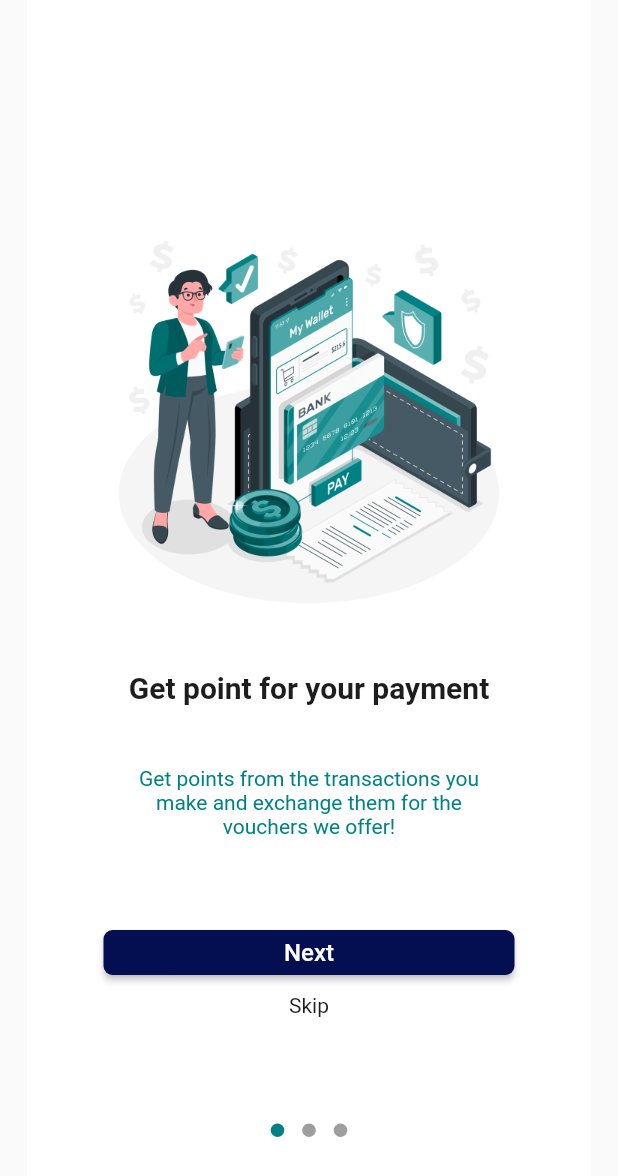
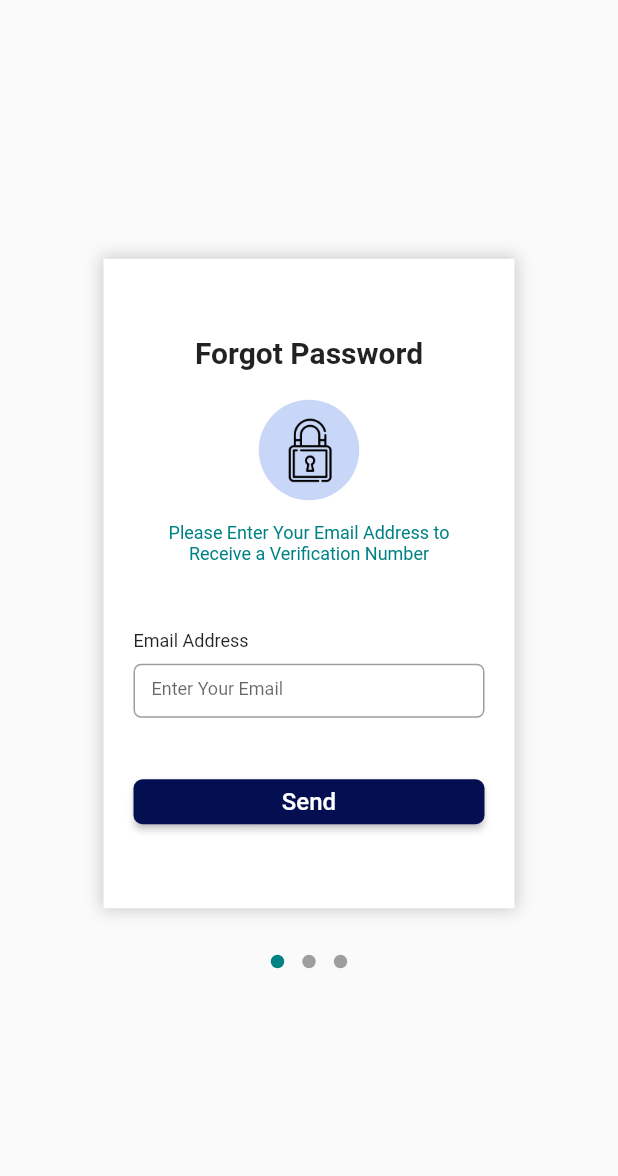
Before and after one commit to Kelompok-14-Loyalty-Point-Agent/Flutter, a Flutter app: the screen it shows after launch, on a phone screen of 412 x 824 dp. Shown: the top 1176 px of the screen. Run offline on Flutter 3.47's test engine with Material 2 defaults, Android fonts, the phone set to English and light mode, and no system bars; drawn by our look-alikes of dots_indicator; our stand-ins replace flutter_otp_text_field; Roboto replaces fonts that are missing (PT Sans, expletus_sans).

Commit message:
belum implementasi global widget

```diff
--- a/lib/main.dart
+++ b/lib/main.dart
@@ -1,3 +1,4 @@
+import 'package:capstone_14/ui/forgot_password/forgot_password_screen.dart';
 import 'package:capstone_14/ui/splash_screen/splash_screen_1.dart';
 import 'package:capstone_14/ui/splash_screen/splash_screen_2.dart';
 import 'package:capstone_14/ui/splash_screen/splash_screen_3.dart';
@@ -14,7 +15,7 @@ class MyApp extends StatelessWidget {
   Widget build(BuildContext context) {
     return MaterialApp(
       debugShowCheckedModeBanner: false,
-      home: const SplashScreen1(),
+      home: const ForgotPasswordscreen(),
       onGenerateRoute: (settings) {
         switch (settings.name) {
           case SplashScreen1.routeName:
--- /dev/null
+++ b/lib/ui/forgot_password/forgot_password_screen.dart
@@ -0,0 +1,136 @@
+import 'package:capstone_14/ui/forgot_password/verify_email_screen.dart';
+import 'package:dots_indicator/dots_indicator.dart';
+import 'package:flutter/material.dart';
+
+import '../../widgets/button_custome_widget.dart';
+
+class ForgotPasswordscreen extends StatefulWidget {
+  const ForgotPasswordscreen({super.key});
+
+  @override
+  State<ForgotPasswordscreen> createState() => _ForgotPasswordscreenState();
+}
+
+class _ForgotPasswordscreenState extends State<ForgotPasswordscreen> {
+  @override
+  Widget build(BuildContext context) {
+    return Scaffold(
+      body: SizedBox(
+        width: MediaQuery.of(context).size.width,
+        height: MediaQuery.of(context).size.height,
+        child: Column(
+          mainAxisAlignment: MainAxisAlignment.center,
+          children: [
+            Container(
+              height: 433,
+              width: 274,
+              decoration: BoxDecoration(color: Colors.white, boxShadow: [
+                BoxShadow(
+                  color: Colors.grey.withOpacity(0.5),
+                  spreadRadius: 2,
+                  blurRadius: 8,
+                ),
+              ]),
+              child: Column(
+                children: [
+                  const Padding(
+                    padding: EdgeInsets.only(top: 51),
+                    child: Text(
+                      'Forgot Password',
+                      style: TextStyle(
+                          fontSize: 20,
+                          fontWeight: FontWeight.w700,
+                          fontFamily: 'expletus_sans'),
+                    ),
+                  ),
+                  const SizedBox(height: 20),
+                  const CircleAvatar(
+                    radius: 33.5,
+                    backgroundColor: Color(0xffC8D6F7),
+                    child: Image(
+                      width: 44,
+                      height: 44,
+                      image: AssetImage('assets/images/forgot-password.png'),
+                      fit: BoxFit.cover,
+                    ),
+                  ),
+                  const SizedBox(height: 15),
+                  const SizedBox(
+                    width: 212,
+                    height: 37,
+                    child: Text(
+                      'Please Enter Your Email Address to Receive a Verification Number',
+                      textAlign: TextAlign.center,
+                      style: TextStyle(
+                        fontWeight: FontWeight.w400,
+                        fontSize: 12,
+                        fontFamily: 'PT Sans',
+                        color: Color(0xff008284),
+                      ),
+                    ),
+                  ),
+                  const SizedBox(height: 35),
+                  Column(
+                    crossAxisAlignment: CrossAxisAlignment.start,
+                    children: [
+                      const Text(
+                        'Email Address',
+                        style: TextStyle(
+                          fontSize: 12,
+                        ),
+                      ),
+                      const SizedBox(height: 8),
+                      SizedBox(
+                        width: 234,
+                        height: 36,
+                        child: TextField(
+                          decoration: InputDecoration(
+                            hintText: 'Enter Your Email',
+                            hintStyle: const TextStyle(
+                              fontSize: 12,
+                              fontWeight: FontWeight.w400,
+                            ),
+                            border: OutlineInputBorder(
+                              borderRadius: BorderRadius.circular(5),
+                            ),
+                          ),
+                        ),
+                      ),
+                    ],
+                  ),
+                  const SizedBox(height: 41),
+                  ButtonCustome(
+                    onPressed: () {
+                      Navigator.push(
+                        context,
+                        MaterialPageRoute(
+                          builder: (context) => const VerifyEmailScreen(),
+                        ),
+                      );
+                    },
+                    backgroundColour: const Color(0xFF030F51),
+                    width: 234,
+                    title: "Send",
+                    style: const TextStyle(fontSize: 16),
+                  ),
+                ],
+              ),
+            ),
+            const SizedBox(height: 25),
+            DotsIndicator(
+              dotsCount: 3,
+              position: 0,
+              decorator: DotsDecorator(
+                size: const Size.square(9.0),
+                activeColor: const Color(0xFF008284),
+                activeShape: RoundedRectangleBorder(
+                  borderRadius: BorderRadius.circular(5.0),
+                ),
+              ),
+            ),
+          ],
+        ),
+      ),
+    );
+  }
+}
--- a/lib/widgets/text_field_custome_widget.dart
+++ b/lib/widgets/text_field_custome_widget.dart
@@ -20,7 +20,7 @@ class TextFieldCustome extends StatelessWidget {
     this.isReadOnly = false,
     this.suffixIconWidget,
     this.keyboardType = TextInputType.text,
-    this.initialValue,
+    this.initialValue, required InputDecoration decoration, required bool obscureText,
   });
 
   @override
--- a/pubspec.yaml
+++ b/pubspec.yaml
@@ -17,6 +17,8 @@ dependencies:
   dartz: ^0.10.1
   google_fonts: ^4.0.4
   dots_indicator:
+  flutter_otp_text_field: ^1.1.1
+  font_awesome_flutter: ^10.4.0
 
 dev_dependencies:
   flutter_test:
```
Also changed, not shown: lib/ui/forgot_password/create_new_password_screen.dart (added, +159 -0 lines), lib/ui/forgot_password/verify_email_screen.dart (added, +138 -0 lines), assets/images/forgot-password.png (added), assets/images/new-password.png (added), assets/images/verify-email.png (added), pubspec.lock.
